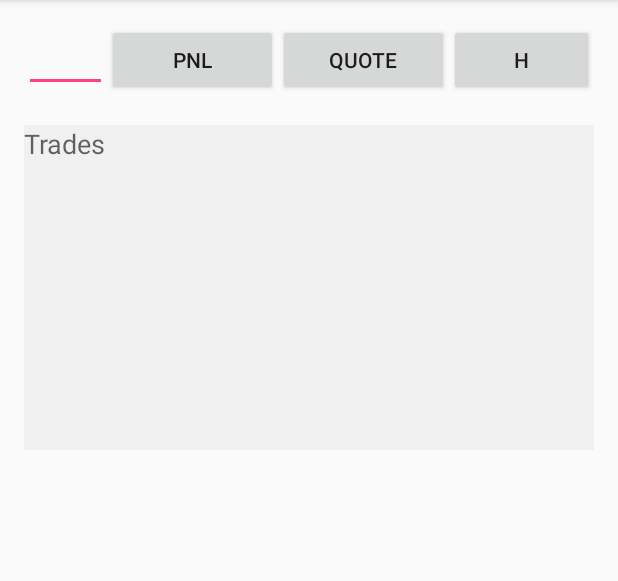
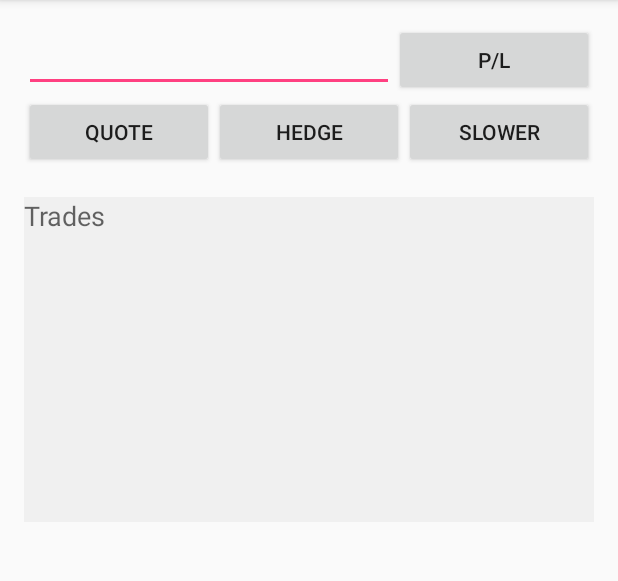
Before and after one commit to saivenky/option-pricing-android, an Android app: the screen it shows after launch (MainActivity), on a phone screen of 412 x 824 dp, the part 84-665 px from its top. Run offline under Robolectric (Android 15) with nearby library versions, the phone set to English and light mode, and no system bars.

Commit message:
Add notification sound. Update hedge result message. Calculate theoretical value of stock. Allow faster/slower stock updates.

```diff
--- a/app/src/main/java/saivenky/optionpricer/LoopingTask.java
+++ b/app/src/main/java/saivenky/optionpricer/LoopingTask.java
@@ -35,4 +35,9 @@ public class LoopingTask implements Runnable {
     public void cancel() {
         isCanceled = true;
     }
+
+    public void updateInterval(long newDelayTimeMillis) {
+        delayTimeMillis = newDelayTimeMillis;
+        if(!isCanceled) handler.post(this);
+    }
 }
--- a/app/src/main/java/saivenky/optionpricer/MainActivity.java
+++ b/app/src/main/java/saivenky/optionpricer/MainActivity.java
@@ -20,9 +20,11 @@ import saivenky.trading.TradeSetReader;
 
 public class MainActivity extends AppCompatActivity {
     private static final long OPTION_CHAIN_LOOP_INTERVAL_MILLIS = 180000;
-    private static final long STOCK_UPDATE_AND_LARGE_HEDGE_NOTIFY_LOOP_INTERVAL_MILLIS = 60000;
+    private static final long STOCK_UPDATE_AND_LARGE_HEDGE_NOTIFY_LOOP_INTERVAL_MILLIS = 5000;
+    private static final long STOCK_UPDATE_AND_LARGE_HEDGE_NOTIFY_LOOP_SLOW_INTERVAL_MILLIS = 60000;
+
     private static final long OPTION_CHAIN_VALIDITY_MILLIS = OPTION_CHAIN_LOOP_INTERVAL_MILLIS / 2;
-    private static final long STOCK_VALIDITY_MILLIS = 10000;
+    private static final long STOCK_VALIDITY_MILLIS = 5000;
 
     private EditText mUnderlying;
     private EditText mTrades;
@@ -30,6 +32,8 @@ public class MainActivity extends AppCompatActivity {
     private Button mPnlButton;
     private Button mQuoteButton;
     private Button mHedgeButton;
+    private Button mUpdatesButton;
+    private boolean isFastUpdating;
 
     private WorkerThread workerThread;
 
@@ -52,6 +56,7 @@ public class MainActivity extends AppCompatActivity {
         mPnlButton = (Button) findViewById(R.id.pnl_button);
         mQuoteButton = (Button) findViewById(R.id.quote_button);
         mHedgeButton = (Button) findViewById(R.id.hedge_button);
+        mUpdatesButton = (Button) findViewById(R.id.updates_button);
 
         mPnlButton.setOnClickListener(new View.OnClickListener() {
             @Override
@@ -84,6 +89,21 @@ public class MainActivity extends AppCompatActivity {
         largeDeltaHedgeNotifyLoopingTask = new LoopingTask(workerThread.getHandler(), deltaHedgeTask, STOCK_UPDATE_AND_LARGE_HEDGE_NOTIFY_LOOP_INTERVAL_MILLIS);
 
         optionChainDataUpdateLoopingTask.start();
+
+        isFastUpdating = true;
+        mUpdatesButton.setOnClickListener(new View.OnClickListener() {
+            @Override
+            public void onClick(View view) {
+                isFastUpdating = !isFastUpdating;
+                if(isFastUpdating) {
+                    largeDeltaHedgeNotifyLoopingTask.updateInterval(STOCK_UPDATE_AND_LARGE_HEDGE_NOTIFY_LOOP_INTERVAL_MILLIS);
+                }
+                else {
+                    largeDeltaHedgeNotifyLoopingTask.updateInterval(STOCK_UPDATE_AND_LARGE_HEDGE_NOTIFY_LOOP_SLOW_INTERVAL_MILLIS);
+                }
+                mUpdatesButton.setText(isFastUpdating ? "Slower" : "Faster");
+            }
+        });
     }
 
     private void addHedge() {
--- a/app/src/main/java/saivenky/optionpricer/StockUpdateAndLargeDeltaHedgeNotifyTask.java
+++ b/app/src/main/java/saivenky/optionpricer/StockUpdateAndLargeDeltaHedgeNotifyTask.java
@@ -3,6 +3,8 @@ package saivenky.optionpricer;
 import android.app.Notification;
 import android.app.NotificationManager;
 import android.content.Context;
+import android.media.RingtoneManager;
+import android.net.Uri;
 import android.support.v4.app.NotificationCompat;
 
 import saivenky.data.Stock;
@@ -16,6 +18,9 @@ import saivenky.trading.TradeSet;
 
 public class StockUpdateAndLargeDeltaHedgeNotifyTask implements Runnable {
     private static final int NOTIFICATION_ID = 001;
+    private static final long[] VIBRATE_PATTERN = { 0, 300, 100, 300, 100, 300 };
+    private static final Uri NOTIFICATION_SOUND = RingtoneManager.getDefaultUri(RingtoneManager.TYPE_NOTIFICATION);
+
     private final LargeDeltaHedgeChecker largeDeltaHedgeChecker;
     private NotificationManager notificationManager;
     private final TradeSet tradeSet;
@@ -30,7 +35,9 @@ public class StockUpdateAndLargeDeltaHedgeNotifyTask implements Runnable {
         notificationBuilder = new NotificationCompat.Builder(context)
                 .setSmallIcon(R.drawable.ic_optionpricer)
                 .setContentTitle("Large Delta Position")
-                .setPriority(Notification.PRIORITY_MAX);
+                .setPriority(Notification.PRIORITY_MAX)
+                .setVibrate(VIBRATE_PATTERN)
+                .setSound(NOTIFICATION_SOUND);
     }
 
     @Override
@@ -43,9 +50,9 @@ public class StockUpdateAndLargeDeltaHedgeNotifyTask implements Runnable {
             Stock.DEFAULT.getData();
         }
 
-        DeltaHedgeResult result = largeDeltaHedgeChecker.check(tradeSet);
+        DeltaHedgeResult result = largeDeltaHedgeChecker.check(tradeSet, Stock.DEFAULT.regularMarketPrice);
         if(result.isHedgeNeeded) {
-            String message = createNotificationMessage(result);
+            String message = result.toString();
             notificationBuilder.setContentText(message);
             notificationManager.notify(NOTIFICATION_ID, notificationBuilder.build());
         }
@@ -53,9 +60,4 @@ public class StockUpdateAndLargeDeltaHedgeNotifyTask implements Runnable {
             notificationManager.cancel(NOTIFICATION_ID);
         }
     }
-
-    private String createNotificationMessage(DeltaHedgeResult result) {
-        String message = String.format("Current delta: %.1f, Hedge needed", result.currentDelta);
-        return message;
-    }
 }
--- a/app/src/main/java/saivenky/trading/StockTrade.java
+++ b/app/src/main/java/saivenky/trading/StockTrade.java
@@ -49,6 +49,7 @@ public class StockTrade implements ITrade {
     @Override
     public Theo getTheo(double underlying, double impliedVol) {
         Theo theo = new Theo();
+        theo.price = underlying - price;
         theo.delta = 1;
         theo.multiplyWithSize(quantity);
         return theo;
--- a/app/src/main/res/layout/activity_main.xml
+++ b/app/src/main/res/layout/activity_main.xml
@@ -9,7 +9,6 @@
     android:paddingRight="@dimen/activity_horizontal_margin"
     android:paddingTop="@dimen/activity_vertical_margin"
     tools:context="saivenky.optionpricer.MainActivity">
-
     <LinearLayout
         android:layout_width="match_parent"
         android:layout_height="wrap_content"
@@ -22,26 +21,39 @@
                 android:id="@+id/underlying"
                 android:layout_width="wrap_content"
                 android:layout_height="wrap_content"
-                android:layout_weight="4"
+                android:layout_weight="5"
                 android:inputType="numberDecimal"/>
+
             <Button
                 android:id="@+id/pnl_button"
                 android:layout_width="wrap_content"
                 android:layout_height="wrap_content"
-                android:layout_weight="3"
-                android:text="PnL"/>
+                android:layout_weight="1"
+                android:text="P/L"/>
+            </LinearLayout>
+        <LinearLayout
+            android:layout_width="match_parent"
+            android:layout_height="wrap_content"
+            android:orientation="horizontal">
+
             <Button
                 android:id="@+id/quote_button"
                 android:layout_width="wrap_content"
                 android:layout_height="wrap_content"
-                android:layout_weight="3"
+                android:layout_weight="1"
                 android:text="Quote"/>
             <Button
                 android:id="@+id/hedge_button"
                 android:layout_width="wrap_content"
                 android:layout_height="wrap_content"
                 android:layout_weight="1"
-                android:text="H"/>
+                android:text="Hedge"/>
+            <Button
+                android:id="@+id/updates_button"
+                android:layout_width="wrap_content"
+                android:layout_height="wrap_content"
+                android:layout_weight="1"
+                android:text="Slower"/>
         </LinearLayout>
         <TextView
             android:id="@+id/pnl_view"
@@ -54,7 +66,7 @@
             android:layout_height="wrap_content"
             android:gravity="top"
             android:inputType="textMultiLine|textNoSuggestions|textCapCharacters"
-            android:lines="10"
+            android:minLines="10"
             android:background="#f0f0f0" />
     </LinearLayout>
 </ScrollView>
```
Also changed, not shown: app/src/main/java/saivenky/data/Stock.java (+6 -1 lines), app/src/main/java/saivenky/trading/DeltaHedgeResult.java (+10 -1 lines), app/src/main/java/saivenky/trading/LargeDeltaHedgeChecker.java (+21 -4 lines), app/src/main/java/saivenky/trading/TradingHours.java (added, +65 -0 lines).
